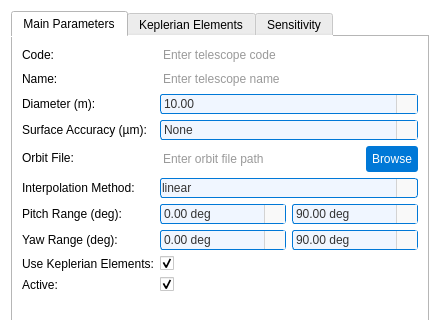
Above: pastrocore/gui_pyside/dialog_editor_space_telescope.ui from Torward1024/pAstroCORE before the change; both pictures show x 0 to 440 and y 0 to 320 of the 440 by 512 pixel window. Below: the same form after it.
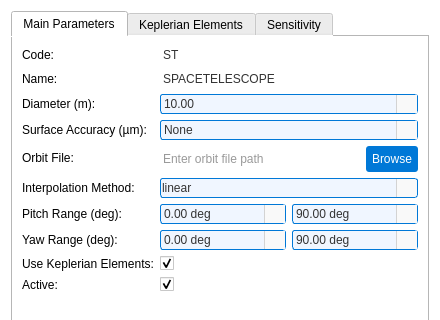
That is the form after the change. Icons and pictures are not drawn.

Diff of the .ui file:
```diff
--- a/pastrocore/gui_pyside/dialog_editor_space_telescope.ui
+++ b/pastrocore/gui_pyside/dialog_editor_space_telescope.ui
@@ -155,6 +155,9 @@
     background-color: #ffffff;
 }</string>
            </property>
+           <property name="text">
+            <string>ST</string>
+           </property>
            <property name="placeholderText">
             <string>Enter telescope code</string>
            </property>
@@ -193,6 +196,9 @@
     background-color: #ffffff;
 }</string>
            </property>
+           <property name="text">
+            <string>SPACETELESCOPE</string>
+           </property>
            <property name="placeholderText">
             <string>Enter telescope name</string>
            </property>
```
